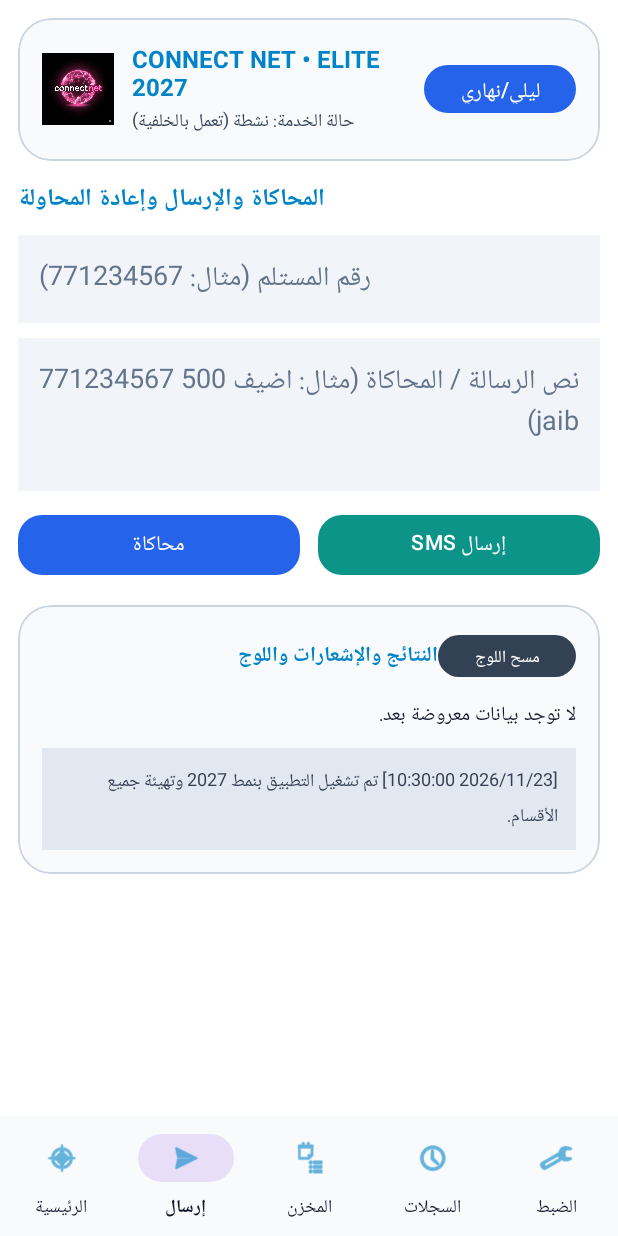
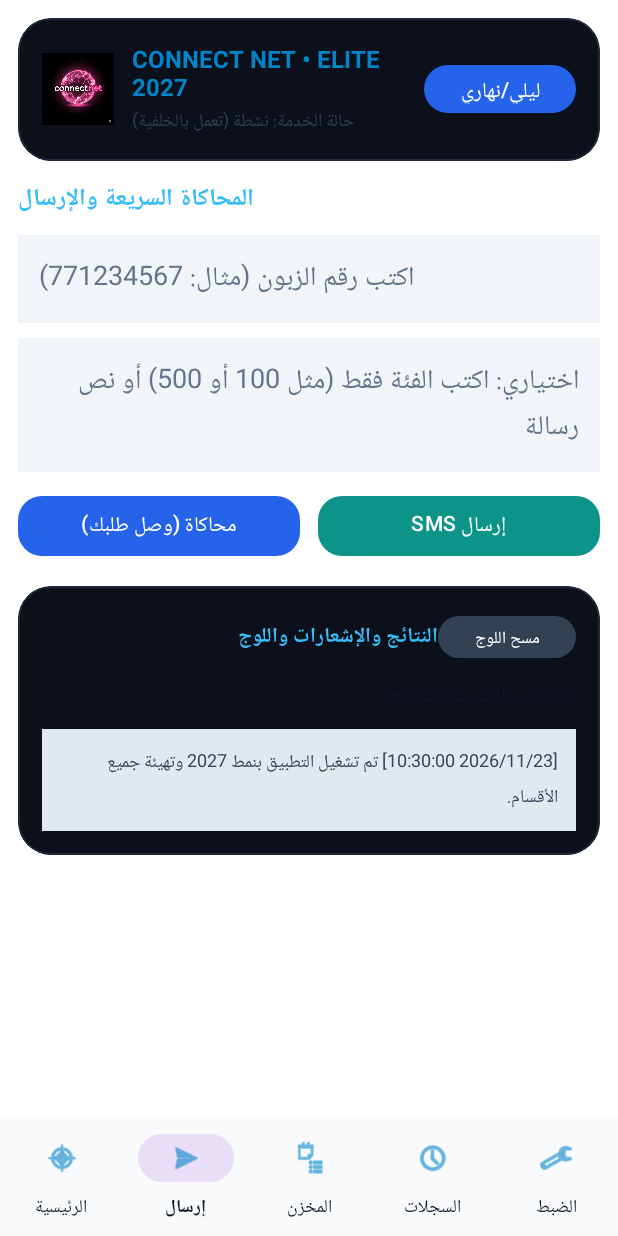
Before and after one commit to aymenpro7773-ship-it/taskerconnect-, an Android app: the screen it shows after launch (MainActivity), item 2 of the bottom bar chosen, on a phone screen of 412 x 824 dp. Run offline under Robolectric (Android 15) with nearby library versions, the phone set to English and light mode, and no system bars; our stand-ins replace Room's generated code.

Commit message:
Update activity_main.xml

```diff
--- a/app/src/main/res/layout/activity_main.xml
+++ b/app/src/main/res/layout/activity_main.xml
@@ -4,7 +4,7 @@
     android:id="@+id/rootCoordinator"
     android:layout_width="match_parent"
     android:layout_height="match_parent"
-    android:background="@color/app_bg">
+    android:background="@color/night_app_bg">
 
     <LinearLayout
         android:layout_width="match_parent"
@@ -13,12 +13,13 @@
         android:paddingBottom="84dp">
 
         <com.google.android.material.card.MaterialCardView
+            android:id="@+id/headerCard"
             android:layout_width="match_parent"
             android:layout_height="wrap_content"
             android:layout_margin="12dp"
-            app:cardBackgroundColor="@color/card_bg"
+            app:cardBackgroundColor="@color/night_card_bg"
             app:cardCornerRadius="22dp"
-            app:strokeColor="@color/card_stroke"
+            app:strokeColor="@color/night_card_stroke"
             app:strokeWidth="1dp">
 
             <LinearLayout
@@ -48,7 +49,7 @@
                         android:layout_width="wrap_content"
                         android:layout_height="wrap_content"
                         android:text="CONNECT NET • ELITE 2027"
-                        android:textColor="@color/accent_primary"
+                        android:textColor="@color/night_accent_primary"
                         android:textSize="16sp"
                         android:textStyle="bold" />
 
@@ -58,7 +59,7 @@
                         android:layout_height="wrap_content"
                         android:layout_marginTop="2dp"
                         android:text="حالة الخدمة: متوقفة"
-                        android:textColor="@color/text_secondary"
+                        android:textColor="@color/night_text_secondary"
                         android:textSize="12sp" />
                 </LinearLayout>
 
@@ -279,8 +280,8 @@
                     <TextView
                         android:layout_width="wrap_content"
                         android:layout_height="wrap_content"
-                        android:text="المحاكاة والإرسال وإعادة المحاولة"
-                        android:textColor="@color/accent_primary"
+                        android:text="المحاكاة السريعة والإرسال"
+                        android:textColor="@color/night_accent_primary"
                         android:textSize="16sp"
                         android:textStyle="bold" />
 
@@ -289,25 +290,25 @@
                         android:layout_width="match_parent"
                         android:layout_height="wrap_content"
                         android:layout_marginTop="10dp"
-                        android:background="@color/input_bg"
-                        android:hint="رقم المستلم (مثال: 771234567)"
+                        android:background="@color/night_input_bg"
+                        android:hint="اكتب رقم الزبون (مثال: 771234567)"
                         android:inputType="phone"
                         android:padding="14dp"
-                        android:textColor="@color/text_primary"
-                        android:textColorHint="@color/text_hint" />
+                        android:textColor="@color/night_text_primary"
+                        android:textColorHint="@color/night_text_hint" />
 
                     <EditText
                         android:id="@+id/etMessage"
                         android:layout_width="match_parent"
                         android:layout_height="wrap_content"
                         android:layout_marginTop="10dp"
-                        android:background="@color/input_bg"
+                        android:background="@color/night_input_bg"
                         android:gravity="top"
-                        android:hint="نص الرسالة / المحاكاة (مثال: اضيف 500 771234567 jaib)"
-                        android:lines="3"
+                        android:hint="اختياري: اكتب الفئة فقط (مثل 100 أو 500) أو نص رسالة"
+                        android:lines="2"
                         android:padding="14dp"
-                        android:textColor="@color/text_primary"
-                        android:textColorHint="@color/text_hint" />
+                        android:textColor="@color/night_text_primary"
+                        android:textColorHint="@color/night_text_hint" />
 
                     <LinearLayout
                         android:layout_width="match_parent"
@@ -322,7 +323,7 @@
                             android:layout_height="48dp"
                             android:layout_marginEnd="6dp"
                             android:layout_weight="1"
-                            android:text="محاكاة"
+                            android:text="محاكاة (وصل طلبك)"
                             android:textColor="#FFFFFF"
                             app:backgroundTint="#2563EB"
                             app:cornerRadius="16dp" />
@@ -351,8 +352,8 @@
                     <TextView
                         android:layout_width="wrap_content"
                         android:layout_height="wrap_content"
-                        android:text="المخزن والملفات وتعديل الفئات"
-                        android:textColor="@color/accent_primary"
+                        android:text="المخزن والملفات وإدارة الفئات"
+                        android:textColor="@color/night_accent_primary"
                         android:textSize="16sp"
                         android:textStyle="bold" />
 
@@ -412,24 +413,24 @@
                         android:layout_width="match_parent"
                         android:layout_height="wrap_content"
                         android:layout_marginTop="10dp"
-                        android:background="@color/input_bg"
-                        android:hint="الفئة الحالية للتعديل أو الإضافة (مثال: 100 أو 200)"
+                        android:background="@color/night_input_bg"
+                        android:hint="الفئة الحالية (مثال: 100 أو 200)"
                         android:padding="14dp"
-                        android:textColor="@color/text_primary"
-                        android:textColorHint="@color/text_hint" />
+                        android:textColor="@color/night_text_primary"
+                        android:textColorHint="@color/night_text_hint" />
 
                     <EditText
                         android:id="@+id/etBulkCodes"
                         android:layout_width="match_parent"
                         android:layout_height="wrap_content"
                         android:layout_marginTop="10dp"
-                        android:background="@color/input_bg"
+                        android:background="@color/night_input_bg"
                         android:gravity="top"
-                        android:hint="الأكواد / محتوى ملف الفئة (كود بكل سطر)..."
+                        android:hint="أدخل الأكواد (كود بكل سطر)..."
                         android:lines="4"
                         android:padding="14dp"
-                        android:textColor="@color/text_primary"
-                        android:textColorHint="@color/text_hint" />
+                        android:textColor="@color/night_text_primary"
+                        android:textColorHint="@color/night_text_hint" />
 
                     <LinearLayout
                         android:layout_width="match_parent"
@@ -455,7 +456,7 @@
                             android:layout_height="46dp"
                             android:layout_marginStart="6dp"
                             android:layout_weight="1"
-                            android:text="تعديل ملف الفئة"
+                            android:text="عرض/تحديث الفئة"
                             android:textColor="#FFFFFF"
                             app:backgroundTint="#0284C7"
                             app:cornerRadius="16dp" />
@@ -485,7 +486,7 @@
                             android:layout_height="46dp"
                             android:layout_marginStart="6dp"
                             android:layout_weight="1"
-                            android:text="تصدير ملف"
+                            android:text="تصدير ملف الفئة"
                             android:textColor="#FFFFFF"
                             app:backgroundTint="#1E40AF"
                             app:cornerRadius="16dp" />
@@ -504,7 +505,7 @@
                         android:layout_width="wrap_content"
                         android:layout_height="wrap_content"
                         android:text="تقرير البيع والاستلام والزبائن والأرشيف"
-                        android:textColor="@color/accent_primary"
+                        android:textColor="@color/night_accent_primary"
                         android:textSize="16sp"
                         android:textStyle="bold" />
 
@@ -513,11 +514,11 @@
                         android:layout_width="match_parent"
                         android:layout_height="wrap_content"
                         android:layout_marginTop="10dp"
-                        android:background="@color/input_bg"
+                        android:background="@color/night_input_bg"
                         android:hint="بحث برقم الزبون..."
                         android:padding="14dp"
-                        android:textColor="@color/text_primary"
-                        android:textColorHint="@color/text_hint" />
+                        android:textColor="@color/night_text_primary"
+                        android:textColorHint="@color/night_text_hint" />
 
                     <LinearLayout
                         android:layout_width="match_parent"
@@ -564,7 +565,7 @@
                         android:layout_height="wrap_content"
                         android:layout_marginTop="14dp"
                         android:text="إضافة / حفظ رقم بديل للزبون"
-                        android:textColor="@color/accent_primary"
+                        android:textColor="@color/night_accent_primary"
                         android:textSize="14sp"
                         android:textStyle="bold" />
 
@@ -573,24 +574,24 @@
                         android:layout_width="match_parent"
                         android:layout_height="wrap_content"
                         android:layout_marginTop="8dp"
-                        android:background="@color/input_bg"
-                        android:hint="المفتاح أو الرقم المختصر الظاهر (مثال: 775137807 أو 617)"
+                        android:background="@color/night_input_bg"
+                        android:hint="المفتاح أو الرقم الظاهر (مثال: 775137807 أو 617)"
                         android:inputType="number"
                         android:padding="12dp"
-                        android:textColor="@color/text_primary"
-                        android:textColorHint="@color/text_hint" />
+                        android:textColor="@color/night_text_primary"
+                        android:textColorHint="@color/night_text_hint" />
 
                     <EditText
                         android:id="@+id/etCustomerAliasPhone"
                         android:layout_width="match_parent"
                         android:layout_height="wrap_content"
                         android:layout_marginTop="8dp"
-                        android:background="@color/input_bg"
+                        android:background="@color/night_input_bg"
                         android:hint="الرقم البديل الكامل (مثال: 771234567)"
                         android:inputType="phone"
                         android:padding="12dp"
-                        android:textColor="@color/text_primary"
-                        android:textColorHint="@color/text_hint" />
+                        android:textColor="@color/night_text_primary"
+                        android:textColorHint="@color/night_text_hint" />
 
                     <com.google.android.material.button.MaterialButton
                         android:id="@+id/btnSaveCustomerAlias"
@@ -615,7 +616,7 @@
                         android:layout_width="wrap_content"
                         android:layout_height="wrap_content"
                         android:text="الضبط والقوالب والاحتياطات والأمان"
-                        android:textColor="@color/accent_primary"
+                        android:textColor="@color/night_accent_primary"
                         android:textSize="16sp"
                         android:textStyle="bold" />
 
@@ -624,11 +625,11 @@
                         android:layout_width="match_parent"
                         android:layout_height="wrap_content"
                         android:layout_marginTop="10dp"
-                        android:background="@color/input_bg"
+                        android:background="@color/night_input_bg"
                         android:hint="الفئات المسموحة: 100,200,300,500,1000,2000"
                         android:padding="14dp"
-                        android:textColor="@color/text_primary"
-                        android:textColorHint="@color/text_hint" />
+                        android:textColor="@color/night_text_primary"
+                        android:textColorHint="@color/night_text_hint" />
 
                     <LinearLayout
                         android:layout_width="match_parent"
@@ -643,11 +644,11 @@
                             android:layout_height="wrap_content"
                             android:layout_marginEnd="6dp"
                             android:layout_weight="1"
-                            android:background="@color/input_bg"
+                            android:background="@color/night_input_bg"
                             android:hint="فئة جديدة (مثال: 1500)"
                             android:padding="14dp"
-                            android:textColor="@color/text_primary"
-                            android:textColorHint="@color/text_hint" />
+                            android:textColor="@color/night_text_primary"
+                            android:textColorHint="@color/night_text_hint" />
 
                         <com.google.android.material.button.MaterialButton
                             android:id="@+id/btnAddCategory"
@@ -664,54 +665,54 @@
                         android:layout_width="match_parent"
                         android:layout_height="wrap_content"
                         android:layout_marginTop="10dp"
-                        android:background="@color/input_bg"
+                        android:background="@color/night_input_bg"
                         android:hint="حد تنبيه انخفاض المخزون"
                         android:inputType="number"
                         android:padding="14dp"
-                        android:textColor="@color/text_primary"
-                        android:textColorHint="@color/text_hint" />
+                        android:textColor="@color/night_text_primary"
+                        android:textColorHint="@color/night_text_hint" />
 
                     <EditText
                         android:id="@+id/etKeywordPattern"
                         android:layout_width="match_parent"
                         android:layout_height="wrap_content"
                         android:layout_marginTop="10dp"
-                        android:background="@color/input_bg"
+                        android:background="@color/night_input_bg"
                         android:hint="نمط الكلمة"
                         android:padding="14dp"
-                        android:textColor="@color/text_primary"
-                        android:textColorHint="@color/text_hint" />
+                        android:textColor="@color/night_text_primary"
+                        android:textColorHint="@color/night_text_hint" />
 
                     <EditText
                         android:id="@+id/etBundlesCsv"
                         android:layout_width="match_parent"
                         android:layout_height="wrap_content"
                         android:layout_marginTop="10dp"
-                        android:background="@color/input_bg"
+                        android:background="@color/night_input_bg"
                         android:hint="الباقات (مثال: 100:350ميجا,200:700ميجا)"
                         android:padding="14dp"
-                        android:textColor="@color/text_primary"
-                        android:textColorHint="@color/text_hint" />
+                        android:textColor="@color/night_text_primary"
+                        android:textColorHint="@color/night_text_hint" />
 
                     <EditText
                         android:id="@+id/etReplyTemplate"
                         android:layout_width="match_parent"
                         android:layout_height="wrap_content"
                         android:layout_marginTop="10dp"
-                        android:background="@color/input_bg"
+                        android:background="@color/night_input_bg"
                         android:gravity="top"
                         android:hint="قالب الرد العام ({amount} {bundle} {card})"
                         android:lines="2"
                         android:padding="14dp"
-                        android:textColor="@color/text_primary"
-                        android:textColorHint="@color/text_hint" />
+                        android:textColor="@color/night_text_primary"
+                        android:textColorHint="@color/night_text_hint" />
 
                     <TextView
                         android:layout_width="wrap_content"
                         android:layout_height="wrap_content"
                         android:layout_marginTop="12dp"
                         android:text="قالب رد مخصص لفئة محددة"
-                        android:textColor="@color/accent_primary"
+                        android:textColor="@color/night_accent_primary"
                         android:textSize="14sp"
                         android:textStyle="bold" />
 
@@ -720,25 +721,25 @@
                         android:layout_width="match_parent"
                         android:layout_height="wrap_content"
                         android:layout_marginTop="8dp"
-                        android:background="@color/input_bg"
+                        android:background="@color/night_input_bg"
                         android:hint="رقم الفئة (مثال: 200 أو 500)"
                         android:inputType="number"
                         android:padding="12dp"
-                        android:textColor="@color/text_primary"
-                        android:textColorHint="@color/text_hint" />
+                        android:textColor="@color/night_text_primary"
+                        android:textColorHint="@color/night_text_hint" />
 
                     <EditText
                         android:id="@+id/etCategoryTemplateText"
                         android:layout_width="match_parent"
                         android:layout_height="wrap_content"
                         android:layout_marginTop="8dp"
-                        android:background="@color/input_bg"
+                        android:background="@color/night_input_bg"
                         android:gravity="top"
                         android:hint="نص القالب لهذه الفئة ({amount} {bundle} {card})"
                         android:lines="2"
                         android:padding="12dp"
-                        android:textColor="@color/text_primary"
-                        android:textColorHint="@color/text_hint" />
+                        android:textColor="@color/night_text_primary"
+                        android:textColorHint="@color/night_text_hint" />
 
                     <com.google.android.material.button.MaterialButton
                         android:id="@+id/btnSaveCategoryTemplate"
@@ -775,11 +776,11 @@
                         android:layout_width="match_parent"
                         android:layout_height="wrap_content"
                         android:layout_marginTop="14dp"
-                        android:background="@color/input_bg"
+                        android:background="@color/night_input_bg"
                         android:hint="رمز أو نقش الدخول (4 خانات فأكثر)"
                         android:padding="14dp"
-                        android:textColor="@color/text_primary"
-                        android:textColorHint="@color/text_hint" />
+                        android:textColor="@color/night_text_primary"
+                        android:textColorHint="@color/night_text_hint" />
 
                     <LinearLayout
                         android:layout_width="match_parent"
@@ -824,13 +825,14 @@
 
                 <!-- صندوق النتائج والإشعارات واللوج -->
                 <com.google.android.material.card.MaterialCardView
+                    android:id="@+id/resultCard"
                     android:layout_width="match_parent"
                     android:layout_height="wrap_content"
                     android:layout_marginTop="16dp"
                     android:layout_marginBottom="12dp"
-                    app:cardBackgroundColor="@color/card_bg"
+                    app:cardBackgroundColor="@color/night_card_bg"
                     app:cardCornerRadius="22dp"
-                    app:strokeColor="@color/card_stroke"
+                    app:strokeColor="@color/night_card_stroke"
                     app:strokeWidth="1dp">
 
                     <LinearLayout
@@ -846,11 +848,12 @@
                             android:orientation="horizontal">
 
                             <TextView
+                                android:id="@+id/tvResultLabel"
                                 android:layout_width="0dp"
                                 android:layout_height="wrap_content"
                                 android:layout_weight="1"
                                 android:text="النتائج والإشعارات واللوج"
-                                android:textColor="@color/accent_primary"
+                                android:textColor="@color/night_accent_primary"
                                 android:textSize="14sp"
                                 android:textStyle="bold" />
 
@@ -872,7 +875,7 @@
                             android:layout_marginTop="10dp"
                             android:lineSpacingExtra="4dp"
                             android:text="لا توجد بيانات معروضة بعد."
-                            android:textColor="@color/text_primary"
+                            android:textColor="@color/night_text_primary"
                             android:textIsSelectable="true"
                             android:textSize="13sp" />
 
@@ -881,11 +884,11 @@
                             android:layout_width="match_parent"
                             android:layout_height="wrap_content"
                             android:layout_marginTop="10dp"
-                            android:background="@color/log_bg"
+                            android:background="@color/night_log_bg"
                             android:lineSpacingExtra="3dp"
                             android:padding="12dp"
                             android:text="سجل اللوج فارغ."
-                            android:textColor="@color/text_secondary"
+                            android:textColor="@color/night_text_secondary"
                             android:textIsSelectable="true"
                             android:textSize="12sp" />
                     </LinearLayout>
@@ -899,9 +902,9 @@
         android:layout_width="match_parent"
         android:layout_height="wrap_content"
         android:layout_gravity="bottom"
-        android:background="@color/card_bg"
-        app:itemIconTint="@color/accent_primary"
-        app:itemTextColor="@color/text_primary"
+        android:background="@color/night_card_bg"
+        app:itemIconTint="@color/night_accent_primary"
+        app:itemTextColor="@color/night_text_primary"
         app:labelVisibilityMode="labeled"
         app:menu="@menu/bottom_nav_menu" />
 
```
